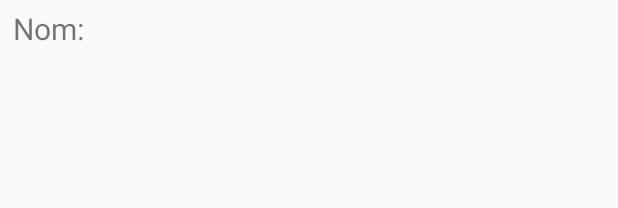
After one commit to EvannDev/AndroidKtlToolBox, an Android app: the layout user_row.xml on its own in the app's theme, with its tools: preview values and no code run, on a phone screen of 412 x 824 dp. The commit adds this screen. Shown: the top 208 px of the screen. Run offline under Robolectric (Android 15) with nearby library versions, the phone set to English and light mode, and no system bars.

Commit message:
add contact list with recyclerView

```diff
--- /dev/null
+++ b/app/src/main/java/fr/isen/debailliencourt/android/activity/Contact.kt
@@ -0,0 +1,3 @@
+package fr.isen.debailliencourt.android.activity
+
+data class Contact(val name:String, val phone:String)
--- a/app/src/main/java/fr/isen/debailliencourt/android/activity/FormActivity.kt
+++ b/app/src/main/java/fr/isen/debailliencourt/android/activity/FormActivity.kt
@@ -33,7 +33,6 @@ class FormActivity : AppCompatActivity() {
 
 
         textViewDate = this.text_view_date_1
-        buttonDate = this.button_date_1
 
         textViewDate!!.text = "--/--/----"
 
@@ -63,7 +62,7 @@ class FormActivity : AppCompatActivity() {
             )
         }
 
-        textViewDate!!.setOnClickListener {
+        textViewDate?.setOnClickListener {
             DatePickerDialog(this@FormActivity,
                 dateSetListener,
                 cal.get(Calendar.YEAR),
--- /dev/null
+++ b/app/src/main/res/layout/user_row.xml
@@ -0,0 +1,22 @@
+<?xml version="1.0" encoding="utf-8"?>
+<androidx.constraintlayout.widget.ConstraintLayout xmlns:android="http://schemas.android.com/apk/res/android"
+    xmlns:app="http://schemas.android.com/apk/res-auto"
+    android:orientation="vertical"
+    android:layout_width="match_parent"
+    android:layout_height="wrap_content">
+
+    <TextView
+        android:id="@+id/firstName"
+        android:layout_width="wrap_content"
+        android:layout_height="wrap_content"
+        android:padding="5dp"
+        android:text="@string/firstNameUser"
+        android:textSize="20sp"
+        app:layout_constraintBottom_toBottomOf="parent"
+        app:layout_constraintEnd_toEndOf="parent"
+        app:layout_constraintHorizontal_bias="0.01"
+        app:layout_constraintStart_toStartOf="parent"
+        app:layout_constraintTop_toTopOf="parent"
+        app:layout_constraintVertical_bias="0.04000002" />
+
+</androidx.constraintlayout.widget.ConstraintLayout>
--- a/app/src/main/res/values/strings.xml
+++ b/app/src/main/res/values/strings.xml
@@ -34,5 +34,7 @@
     <string name="titlePerm">Accès aux informations Android</string>
     <string name="textLongitude">Longitude:</string>
     <string name="textLatitude">Latitude:</string>
+    <string name="nomContact">Nom:</string>
+    <string name="firstNameUser">Nom:</string>
 
 </resources>
```
Also changed, not shown: app/src/main/java/fr/isen/debailliencourt/android/activity/PermissionActivity.kt (+32 -8 lines), app/src/main/java/fr/isen/debailliencourt/android/activity/UsersAdapter.kt (added, +30 -0 lines), app/src/main/res/layout/activity_permissions.xml (+12 -16 lines).
